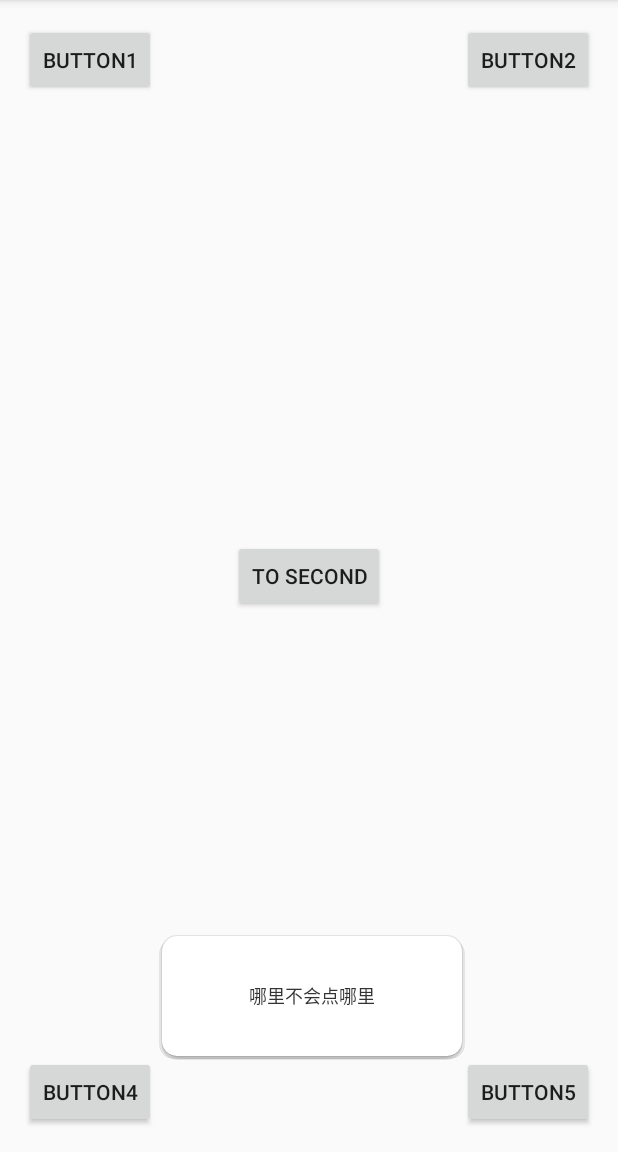
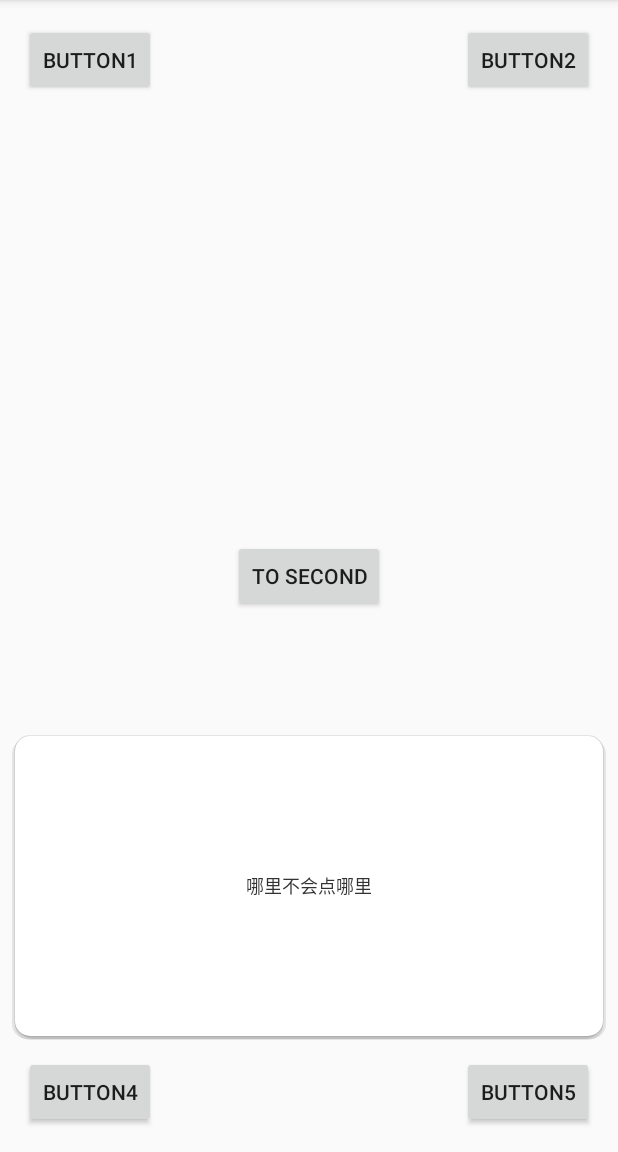
Before and after one commit to JrDong/FitPopupWindow, an Android app: the screen it shows after launch (MainActivity), after a tap on "BUTTON5", on a phone screen of 412 x 824 dp, the part 84-1236 px from its top. Run offline under Robolectric (Android 15) with nearby library versions, the phone set to English and light mode, and no system bars.

```diff
--- a/app/src/main/java/com/djr/fitpopupwindow/MainActivity.java
+++ b/app/src/main/java/com/djr/fitpopupwindow/MainActivity.java
@@ -4,9 +4,12 @@ import android.os.Bundle;
 import android.support.v7.app.AppCompatActivity;
 import android.view.LayoutInflater;
 import android.view.View;
+import android.view.ViewGroup;
 import android.widget.Button;
 
+import com.djr.fitpopupwindow.utils.DensityUtils;
 import com.djr.fitpopupwindow.utils.FitPopupWindow;
+import com.djr.fitpopupwindow.utils.ScreenUtils;
 
 public class MainActivity extends AppCompatActivity implements View.OnClickListener {
 
@@ -41,7 +44,10 @@ public class MainActivity extends AppCompatActivity implements View.OnClickListe
 
     private void initPopup(View anchorView) {
         View contentView = mInflater.inflate(R.layout.layout_popupwindow, null);
-        FitPopupWindow fitPopupWindow = new FitPopupWindow(this, contentView);
+        FitPopupWindow fitPopupWindow = new FitPopupWindow(this, contentView,
+                ScreenUtils.getScreenWidth(this) - DensityUtils.dp2px(20),
+                ViewGroup.LayoutParams.WRAP_CONTENT
+        );
         fitPopupWindow.show(anchorView);
     }
 
--- a/app/src/main/java/com/djr/fitpopupwindow/utils/FitPopupWindow.java
+++ b/app/src/main/java/com/djr/fitpopupwindow/utils/FitPopupWindow.java
@@ -19,34 +19,48 @@ public class FitPopupWindow extends PopupWindow implements PopupWindow.OnDismiss
 
     private Activity context;
 
+    private int mWidth;
+
+    private static final int PADDING = 20;
+
+
     public FitPopupWindow(Activity context, View contentView) {
-        init(context, contentView);
+        init(context, contentView, ViewGroup.LayoutParams.WRAP_CONTENT
+                , ViewGroup.LayoutParams.WRAP_CONTENT);
     }
+
+    public FitPopupWindow(Activity context, View contentView, int width, int height) {
+        mWidth = width;
+        init(context, contentView, width, height);
+    }
+
 
     public FitPopupWindow(Activity context, int layoutId) {
         LayoutInflater inflater = LayoutInflater.from(context);
         View contentView = inflater.inflate(layoutId, null);
-        init(context, contentView);
+        init(context, contentView, ViewGroup.LayoutParams.WRAP_CONTENT
+                , ViewGroup.LayoutParams.WRAP_CONTENT);
     }
 
-    private void init(Activity context, View contentView) {
+
+    private void init(Activity context, View contentView, int width, int height) {
         this.contentView = contentView;
         this.context = context;
         //popupwindow会默认忽略最外层的大小,所以应该再嵌套一层
-        setWidth(ViewGroup.LayoutParams.WRAP_CONTENT);
-        setHeight(ViewGroup.LayoutParams.WRAP_CONTENT);
+        setWidth(width);
+        setHeight(height);
         setContentView(contentView);
         setBackgroundDrawable(new ColorDrawable(0x00000000));
         setOutsideTouchable(true);
         setFocusable(true);
-
         setOnDismissListener(this);
     }
 
     public void show(View anchorView) {
         int windowPos[] = calculatePopWindowPos(anchorView, contentView);
 
-        showAtLocation(anchorView, Gravity.TOP | Gravity.LEFT, windowPos[0], windowPos[1]);
+        showAtLocation(anchorView, Gravity.TOP | Gravity.END
+                , windowPos[0], windowPos[1]);
 
         WindowManager.LayoutParams lp = context.getWindow().getAttributes();
         lp.alpha = 0.7f;
@@ -59,7 +73,7 @@ public class FitPopupWindow extends PopupWindow implements PopupWindow.OnDismiss
      * @param contentView window的内容布局
      * @return window显示的左上角的xOff, yOff坐标
      */
-    private int[] calculatePopWindowPos(final View anchorView, final View contentView) {
+    protected int[] calculatePopWindowPos(final View anchorView, final View contentView) {
         final int windowPos[] = new int[2];
         final int anchorLoc[] = new int[2];
         // 获取锚点View在屏幕上的左上角坐标位置
@@ -71,21 +85,23 @@ public class FitPopupWindow extends PopupWindow implements PopupWindow.OnDismiss
         final int screenWidth = ScreenUtils.getScreenWidth(anchorView.getContext());
         contentView.measure(View.MeasureSpec.UNSPECIFIED, View.MeasureSpec.UNSPECIFIED);
         // 计算contentView的高宽
-        final int windowHeight = contentView.getMeasuredHeight();
-        final int windowWidth = contentView.getMeasuredWidth();
+        int windowHeight = contentView.getMeasuredHeight();
+        int windowWidth = mWidth > 0 ? mWidth : contentView.getMeasuredWidth();
 
         // 判断需要向上弹出还是向下弹出,如果要改变弹出策略,改变此处即可
         // 目前是根据屏幕的一半进行判断
         final boolean isNeedShowUp = (screenHeight - anchorLoc[1] - anchorHeight < screenHeight / 2);
 
         // 判断需要向左弹出还是向右弹出
-        final boolean isNeedShowLeft = (anchorLoc[0] > windowWidth);
+//        final boolean isNeedShowLeft = (anchorLoc[0] > windowWidth);
 
-        windowPos[0] = isNeedShowLeft ?
-                anchorLoc[0] - windowWidth : anchorLoc[0] + anchorWidth;
+//        windowPos[0] = isNeedShowLeft ?
+//                anchorLoc[0] - windowWidth : anchorLoc[0] + anchorWidth;
+
+        windowPos[0] = (screenWidth - windowWidth) / 2;
 
         windowPos[1] = isNeedShowUp ?
-                anchorLoc[1] - windowHeight : anchorLoc[1] + anchorHeight;
+                anchorLoc[1] - windowHeight - PADDING : anchorLoc[1] + anchorHeight + PADDING;
 
         return windowPos;
     }
--- a/app/src/main/res/layout/layout_popupwindow.xml
+++ b/app/src/main/res/layout/layout_popupwindow.xml
@@ -1,15 +1,16 @@
 <?xml version="1.0" encoding="utf-8"?>
 <FrameLayout
     xmlns:android="http://schemas.android.com/apk/res/android"
-    android:layout_width="wrap_content"
+    android:layout_width="match_parent"
     android:layout_height="wrap_content"
+    android:layout_gravity="center"
     android:background="@drawable/popupwindow_bg"
-
     >
 
     <LinearLayout
-        android:layout_width="200dp"
-        android:layout_height="80dp"
+        android:layout_width="match_parent"
+        android:layout_height="200dp"
+
         android:gravity="center"
         >
 
```
Also changed, not shown: app/src/main/java/com/djr/fitpopupwindow/ListAdapter.java (+6 -1 lines), app/src/main/java/com/djr/fitpopupwindow/ListHolder.java (+4 -3 lines), app/src/main/java/com/djr/fitpopupwindow/utils/DensityUtils.java (added, +46 -0 lines), app/src/main/java/com/djr/fitpopupwindow/utils/FitPopupWindowLayout.java (added, +30 -0 lines), app/src/main/java/com/djr/fitpopupwindow/utils/SharpCornerView.java (added, +90 -0 lines), app/src/main/res/layout/item_list.xml (+4 -4 lines).
